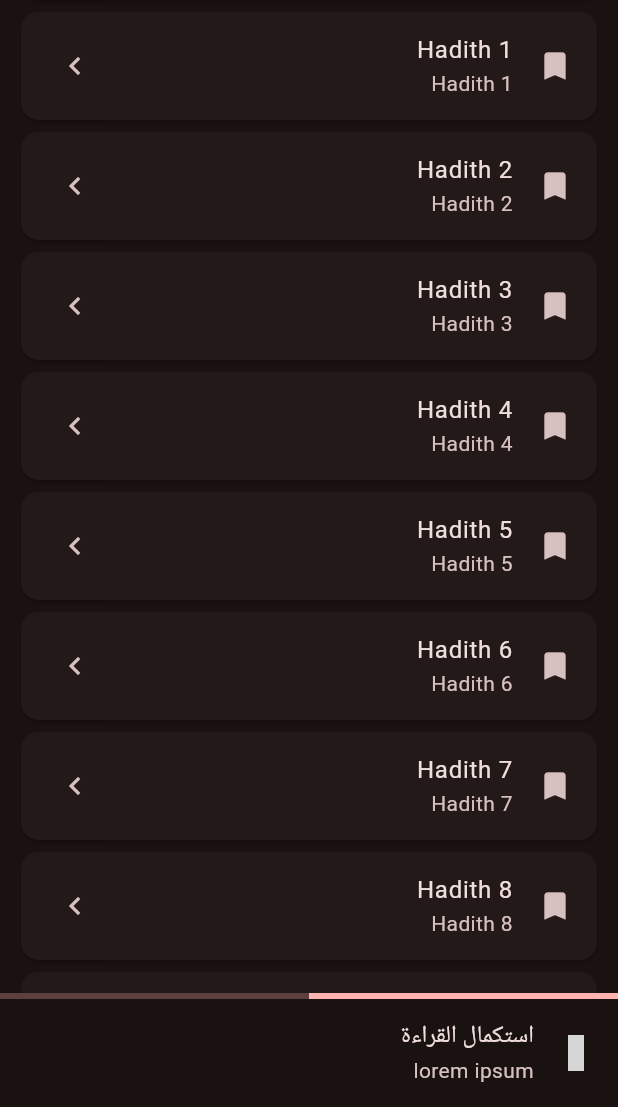
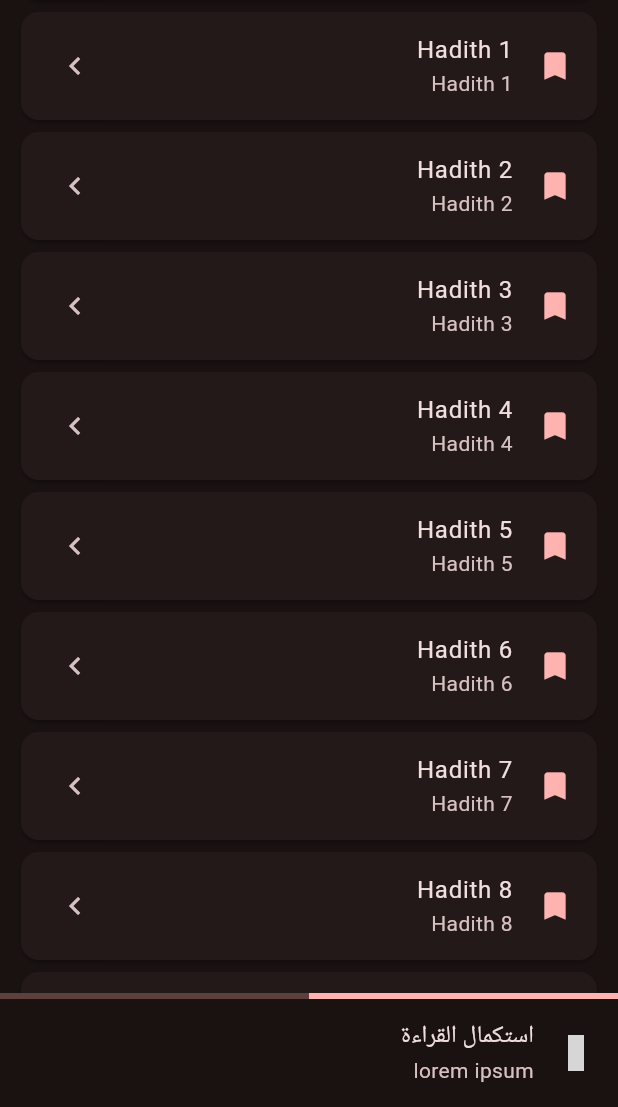
Before and after one commit to muslimpack/maalem_alsunnah, a Flutter app: the screen it shows after launch, tab 3 chosen, scrolled down 130 dp, on a phone screen of 412 x 824 dp, the part 129-1236 px from its top. Run offline on Flutter 3.47's test engine with Material 3 defaults, Android fonts, the phone set to English and light mode, and no system bars; our stand-ins replace auto_size_text, bloc, bot_toast, easy_debounce, equatable, file_picker and 10 more; missing offline and left inert: window_manager; accounts and stored records are empty; grey boxes are pictures that could not be loaded.

Commit message:
dashboard cards leading icons color

```diff
--- a/maalem_alsunnah/lib/src/features/bookmarks/presentation/screens/bookmarks_screen.dart
+++ b/maalem_alsunnah/lib/src/features/bookmarks/presentation/screens/bookmarks_screen.dart
@@ -13,7 +13,10 @@ class BookmarksScreen extends StatelessWidget {
           clipBehavior: Clip.hardEdge,
           child: ListTile(
             onTap: () {},
-            leading: Icon(Icons.bookmark_rounded),
+            leading: Icon(
+              Icons.bookmark_rounded,
+              color: Theme.of(context).colorScheme.primary,
+            ),
             subtitle: Text("Hadith $index"),
             title: Text("Hadith $index"),
             trailing: Icon(Icons.chevron_right_outlined),
--- a/maalem_alsunnah/lib/src/features/home/presentation/screens/index_screen.dart
+++ b/maalem_alsunnah/lib/src/features/home/presentation/screens/index_screen.dart
@@ -14,7 +14,10 @@ class IndexScreen extends StatelessWidget {
           clipBehavior: Clip.hardEdge,
           child: ListTile(
             onTap: () {},
-            leading: Icon(MdiIcons.bookOpenPageVariant),
+            leading: Icon(
+              MdiIcons.bookOpenPageVariant,
+              color: Theme.of(context).colorScheme.primary,
+            ),
             subtitle: Text("Hadith $index"),
             title: Text("Hadith $index"),
             trailing: Icon(Icons.chevron_right_outlined),
--- a/maalem_alsunnah/lib/src/features/home/presentation/screens/notes_screen.dart
+++ b/maalem_alsunnah/lib/src/features/home/presentation/screens/notes_screen.dart
@@ -13,7 +13,10 @@ class NotesScreen extends StatelessWidget {
           clipBehavior: Clip.hardEdge,
           child: ListTile(
             onTap: () {},
-            leading: Icon(Icons.library_books_outlined),
+            leading: Icon(
+              Icons.library_books_outlined,
+              color: Theme.of(context).colorScheme.primary,
+            ),
             subtitle: Text("Hadith $index"),
             title: Text("Hadith $index"),
             trailing: Icon(Icons.chevron_right_outlined),
```
